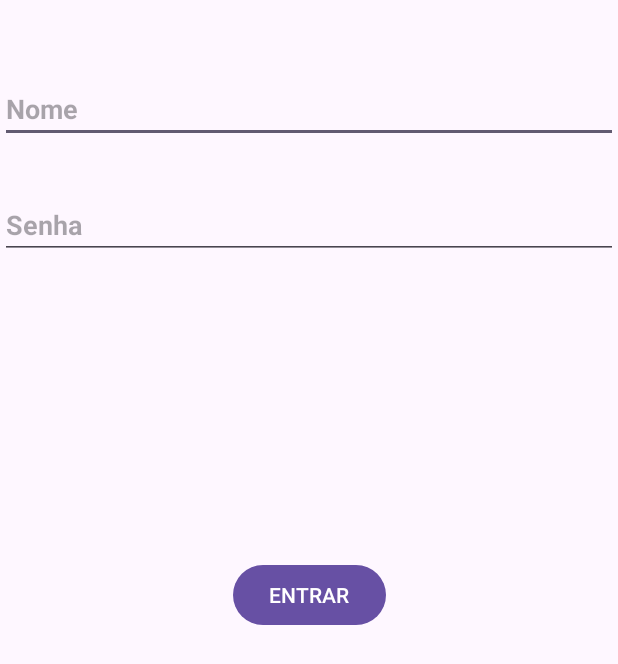
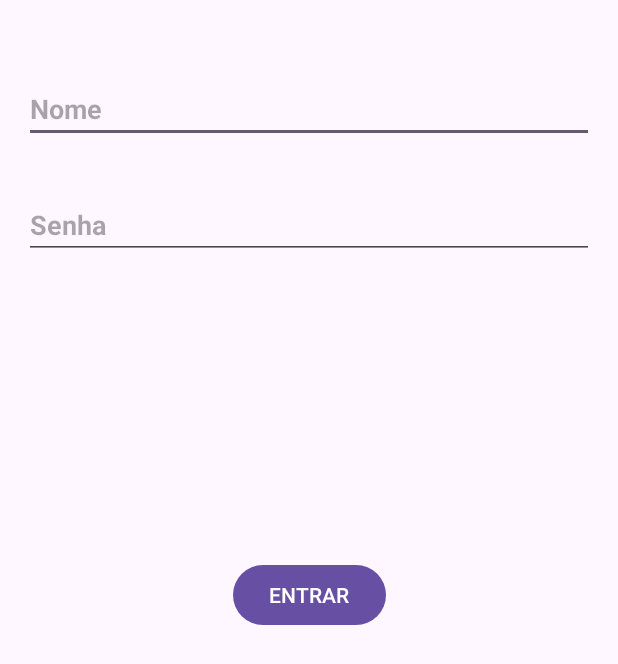
Before and after one commit to GuilhermeSgithub/BancoAndroid, an Android app: the MainActivity screen opened directly, with no data from a screen before it, after a tap on "ENTRAR", on a phone screen of 412 x 824 dp. Shown: the top 664 px of the screen. Run offline under Robolectric (Android 15) with nearby library versions, the phone set to English and light mode, and no system bars.

Commit message:
atualizaçao danilo bisoiou

```diff
--- a/app/src/main/java/com/example/myapplication/Data/Usuarios.kt
+++ /dev/null
@@ -1,5 +0,0 @@
-package com.example.myapplication.Data
-
-import android.widget.EditText
-
-data class Cliente(val nome:String ,val senha:String, val saldo:Double)
--- a/app/src/main/java/com/example/myapplication/MainActivity.kt
+++ b/app/src/main/java/com/example/myapplication/MainActivity.kt
@@ -5,7 +5,7 @@ import android.content.Intent
 import androidx.appcompat.app.AppCompatActivity
 import android.os.Bundle
 import android.widget.Toast
-import com.example.myapplication.Data.Cliente
+import com.example.myapplication.data.Cliente
 import com.example.myapplication.databinding.ActivityMainBinding
 
 class MainActivity : AppCompatActivity() {
@@ -36,8 +36,7 @@ class MainActivity : AppCompatActivity() {
                 } else {
                     showToast(
                         this@MainActivity,
-                        "Usuário Não Cadastrado, Tente Novamente",
-                        1
+                        "Usuário Não Cadastrado, Tente Novamente"
                     )
                 }
             }
@@ -45,8 +44,8 @@ class MainActivity : AppCompatActivity() {
     }
 }
 
-fun showToast(context: Context, message: String, duration: Int = Toast.LENGTH_SHORT) {
-    Toast.makeText(context, message, duration).show()
+fun showToast(context: Context, message: String) {
+    Toast.makeText(context, message,Toast.LENGTH_SHORT).show()
 }
 
 fun login(
@@ -54,7 +53,6 @@ fun login(
     senha: String,
     listaClientes: List<Cliente>
 ): Boolean {
-
     val verificarUser = listaClientes.find { it.nome == username }
 
     return verificarUser != null && verificarUser.senha == senha
--- a/app/src/main/java/com/example/myapplication/MenuActivity.kt
+++ b/app/src/main/java/com/example/myapplication/MenuActivity.kt
@@ -5,14 +5,14 @@ import android.os.Bundle
 import com.example.myapplication.databinding.ActivityMenuBinding
 
 class MenuActivity : AppCompatActivity() {
+
     private lateinit var binding: ActivityMenuBinding
+
     override fun onCreate(savedInstanceState: Bundle?) {
         super.onCreate(savedInstanceState)
         binding = ActivityMenuBinding.inflate(layoutInflater)
         setContentView(binding.root)
 
-
         binding.boasVindas.text = "Olá"
-
     }
 }
--- /dev/null
+++ b/app/src/main/java/com/example/myapplication/data/Usuarios.kt
@@ -0,0 +1,3 @@
+package com.example.myapplication.data
+
+data class Cliente(val nome:String ,val senha:String, val saldo:Double)
--- a/app/src/main/res/layout/activity_main.xml
+++ b/app/src/main/res/layout/activity_main.xml
@@ -8,8 +8,9 @@
 
     <EditText
         android:id="@+id/nomeInserido"
-        android:layout_width="0dp"
+        android:layout_width="match_parent"
         android:layout_height="wrap_content"
+        android:layout_marginHorizontal="16dp"
         android:layout_marginTop="50dp"
         android:ems="10"
         android:hint="Nome"
@@ -23,6 +24,7 @@
         android:id="@+id/senhaInserida"
         android:layout_width="0dp"
         android:layout_height="wrap_content"
+        android:layout_marginHorizontal="16dp"
         android:layout_marginTop="32dp"
         android:ems="10"
         android:hint="Senha"
```
Also changed, not shown: app/src/main/res/layout/activity_menu.xml (+4 -5 lines).
